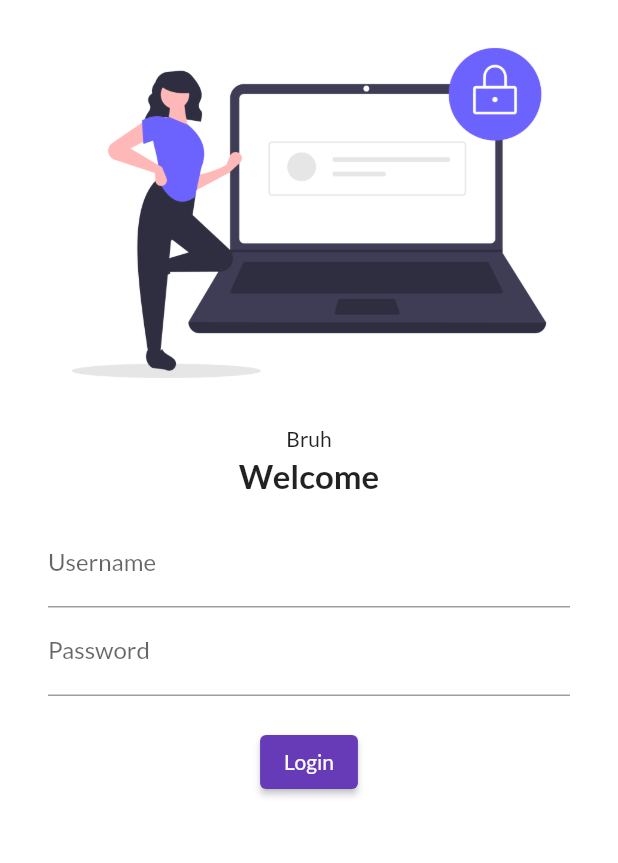
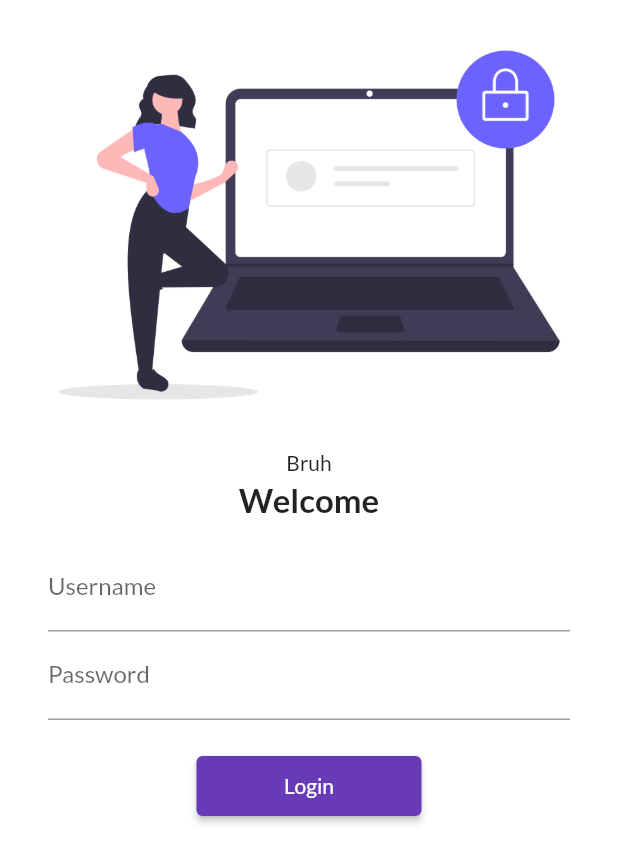
Before and after one commit to AsgharBoi/classico, a Flutter app: the screen it shows after launch, on a phone screen of 412 x 824 dp. Shown: the top 863 px of the screen. Run offline on Flutter 3.47's test engine with Material 2 defaults, Android fonts, the phone set to English and light mode, and no system bars; our stand-ins replace google_fonts.

Commit message:
Day 5 complete

```diff
--- a/lib/Pages/login_page.dart
+++ b/lib/Pages/login_page.dart
@@ -1,3 +1,4 @@
+import 'package:classico/utils/routes.dart';
 import 'package:flutter/material.dart';
 
 class LoginPage extends StatelessWidget {
@@ -7,11 +8,13 @@ class LoginPage extends StatelessWidget {
   Widget build(BuildContext context) {
     return Material(
         color: Colors.white,
+        child: SingleChildScrollView(
           child: Column(
             children: [
               Image.asset(
                 "assets/images/login_image.png",
                 fit: BoxFit.cover,
+                height: 300,
               ),
               SizedBox(height: 20.0, child: Text("Bruh")),
               Text(
@@ -43,9 +46,9 @@ class LoginPage extends StatelessWidget {
                       height: 20.0,
                     ),
                     ElevatedButton(
-                    style: TextButton.styleFrom(),
+                      style: TextButton.styleFrom(minimumSize: Size(150, 40)),
                       onPressed: () {
-                      print("Ayo!");
+                        Navigator.pushNamed(context, MyRoutes.homeRoute);
                       },
                       child: Text("Login"),
                     )
@@ -53,6 +56,7 @@ class LoginPage extends StatelessWidget {
                 ),
               )
             ],
+          ),
         ));
   }
 }
--- a/lib/main.dart
+++ b/lib/main.dart
@@ -1,5 +1,6 @@
 import 'package:classico/Pages/HomePage.dart';
 import 'package:classico/Pages/login_page.dart';
+import 'package:classico/utils/routes.dart';
 import 'package:flutter/material.dart';
 import 'package:google_fonts/google_fonts.dart';
 
@@ -24,8 +25,8 @@ class MyApp extends StatelessWidget {
       initialRoute: "/login",
       routes: {
         "/": (context) => LoginPage(), //default
-        "/home": (context) => HomePage(),
-        "/login": (context) => LoginPage()
+        MyRoutes.homeRoute: (context) => HomePage(),
+        MyRoutes.loginRoute: (context) => LoginPage()
       },
     );
   }
--- /dev/null
+++ b/lib/utils/routes.dart
@@ -0,0 +1,7 @@
+class MyRoutes {
+  //Static Jis ka object aik baad ban sakhta hain sirf
+  // allows us to not make object again and again.
+  //will take mmeory only one time
+  static String loginRoute = "/login";
+  static String homeRoute = "/home";
+}
```
Lines whose indentation alone changed are shown as unchanged.
